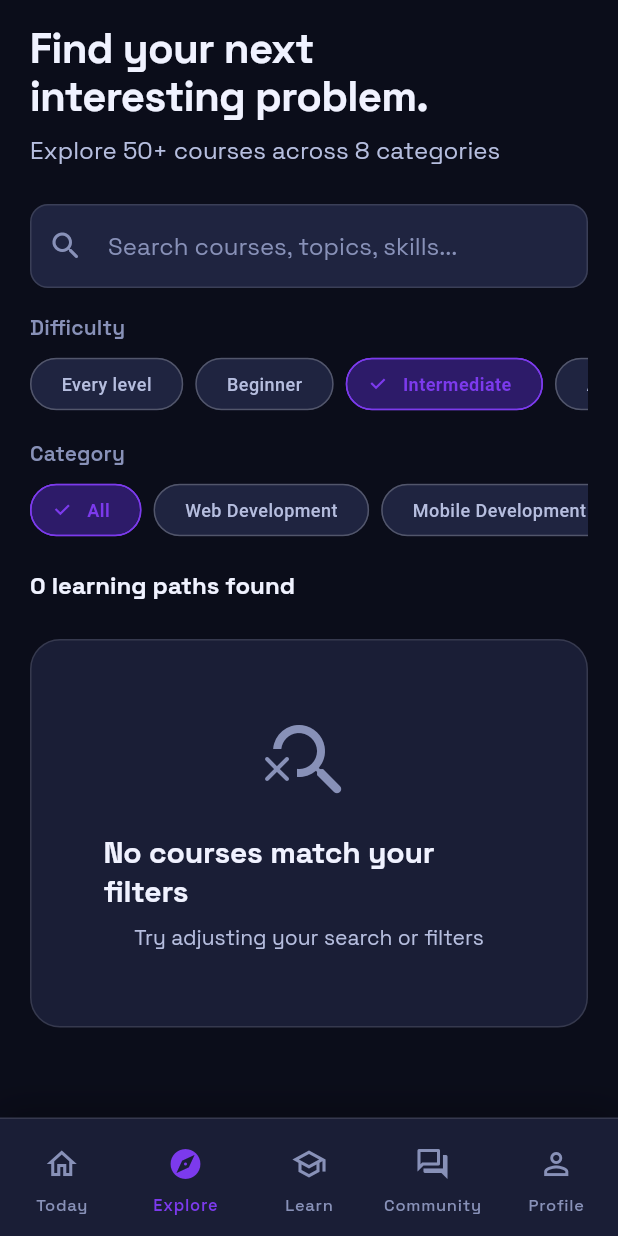
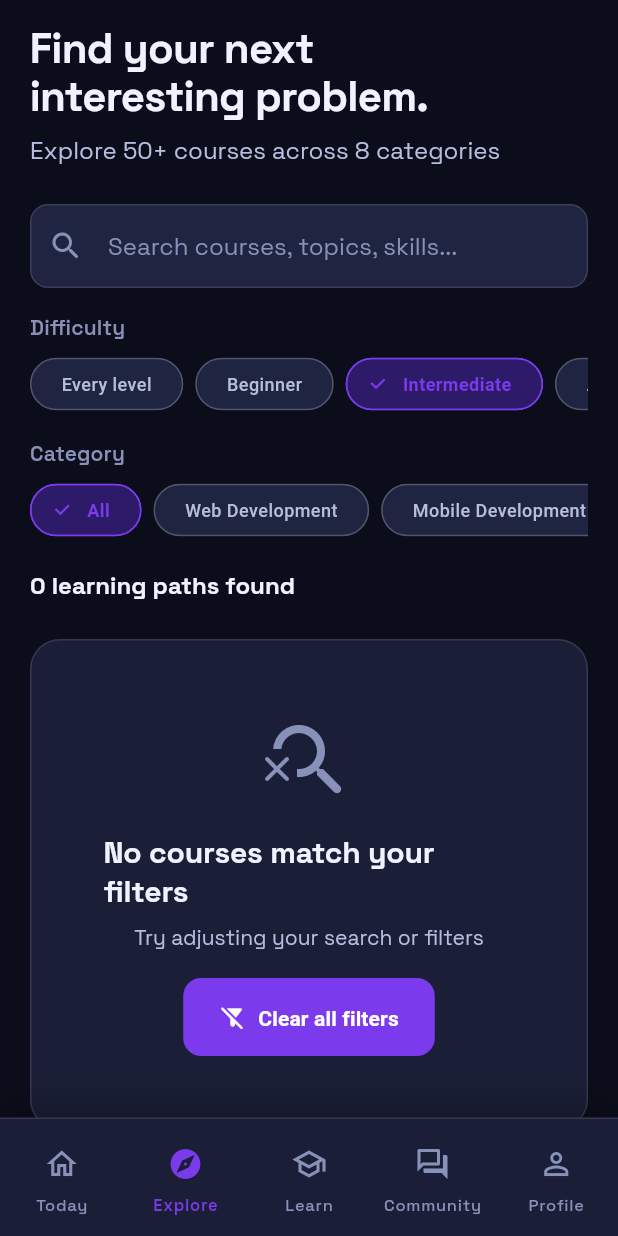
Before and after one commit to Nicookie19/BrainBox_MobileApp, a Flutter app: the ExploreScreen screen opened by its route, after a tap on "Intermediate", on a phone screen of 412 x 824 dp. Run offline on Flutter 3.47's test engine with Material 3 defaults, Android fonts, the light colour scheme and no system bars; drawn by our look-alikes of flutter_animate; our stand-ins replace go_router, shared_preferences, supabase_flutter; accounts and stored records are empty.

Commit message:
WP7: States, Search, Errors
- Applied AsyncStateView to ExploreScreen with loading/error/empty states
- Added search suggestions for empty state (clear filters action)
- ErrorState with retry callback for repository failures
- EmptyState with actionable suggestions (clear filters)
- Search empty state shows 'Try adjusting your search or filters' with clear filters button
- Repository failures show readable message with Retry button
- All tests passing, analyzer clean (minor info warnings only)

```diff
--- a/lib/presentation/screens/explore_screen.dart
+++ b/lib/presentation/screens/explore_screen.dart
@@ -8,6 +8,7 @@ import 'package:brainbox/presentation/widgets/filter_chips.dart';
 import 'package:brainbox/data/models/course_models.dart';
 import 'package:brainbox/data/models/learning_models.dart';
 import 'package:brainbox/core/constants/app_colors.dart';
+import 'package:brainbox/presentation/widgets/async_state_view.dart';
 
 class ExploreScreen extends StatefulWidget {
   const ExploreScreen({super.key});
@@ -43,12 +44,25 @@ class _ExploreScreenState extends State<ExploreScreen> {
   Widget build(BuildContext context) {
     return Consumer<AppProvider>(
       builder: (context, provider, _) {
-        if (provider.isLoading) {
-          return const _LoadingSkeleton();
+        return AsyncStateView<List<Course>>(
+          futureBuilder: () async => provider.courses,
+          onSuccess: (context, courses) {
+            final filteredCourses = _filterCourses(courses);
+            return _buildExploreContent(context, provider, filteredCourses);
+          },
+          onError: (context, error, retry) =>
+              _buildErrorState(context, error, retry),
+          loadingBuilder: (context) => const _LoadingSkeleton(),
+        );
+      },
+    );
   }
 
-        final filteredCourses = _filterCourses(provider.courses);
-
+  Widget _buildExploreContent(
+    BuildContext context,
+    AppProvider provider,
+    List<Course> filteredCourses,
+  ) {
     return CustomScrollView(
       slivers: [
         SliverToBoxAdapter(
@@ -73,27 +87,26 @@ class _ExploreScreenState extends State<ExploreScreen> {
         ),
         SliverPadding(
           padding: const EdgeInsets.fromLTRB(20, 0, 20, 32),
-              sliver: SliverList.separated(
-                itemCount: filteredCourses.isEmpty ? 1 : filteredCourses.length,
+          sliver: filteredCourses.isEmpty
+              ? SliverToBoxAdapter(
+                  child: _buildEmptyState(context, filteredCourses.length == 0),
+                )
+              : SliverList.separated(
+                  itemCount: filteredCourses.length,
                   separatorBuilder: (_, _) => const SizedBox(height: 12),
-                itemBuilder: (context, index) {
-                  if (filteredCourses.isEmpty) {
-                    return _buildEmptyState();
-                  }
-                  return CourseCard(
+                  itemBuilder: (context, index) =>
+                      CourseCard(
                             course: filteredCourses[index],
-                        onTap: () =>
-                            context.go('/course/${filteredCourses[index].id}'),
+                            onTap: () => context.go(
+                              '/course/${filteredCourses[index].id}',
+                            ),
                           )
                           .animate()
                           .fadeIn(delay: (100 + index * 50).ms)
-                      .slideY(begin: 0.2, end: 0);
-                },
+                          .slideY(begin: 0.2, end: 0),
                 ),
         ),
       ],
-        );
-      },
     );
   }
 
@@ -195,7 +208,8 @@ class _ExploreScreenState extends State<ExploreScreen> {
     }).toList();
   }
 
-  Widget _buildEmptyState() {
+  Widget _buildEmptyState(BuildContext context, bool isEmpty) {
+    if (!isEmpty) return const SizedBox.shrink();
     return Container(
       padding: const EdgeInsets.all(48),
       decoration: BoxDecoration(
@@ -221,7 +235,71 @@ class _ExploreScreenState extends State<ExploreScreen> {
             ).textTheme.bodyMedium?.copyWith(color: AppColors.textSecondary),
             textAlign: TextAlign.center,
           ),
+          const SizedBox(height: 16),
+          FilledButton.icon(
+            onPressed: () {
+              setState(() {
+                _searchQuery = '';
+                _selectedCategory = 'All';
+                _selectedDifficulty = null;
+                _searchController.clear();
+              });
+            },
+            icon: const Icon(Icons.filter_alt_off_rounded),
+            label: const Text('Clear all filters'),
+            style: FilledButton.styleFrom(
+              backgroundColor: AppColors.accentPrimary,
+            ),
+          ),
         ],
+      ),
+    );
+  }
+
+  Widget _buildErrorState(
+    BuildContext context,
+    String error,
+    VoidCallback? retry,
+  ) {
+    return Center(
+      child: Padding(
+        padding: const EdgeInsets.all(48),
+        child: Column(
+          mainAxisSize: MainAxisSize.min,
+          children: [
+            Icon(
+              Icons.cloud_off_rounded,
+              size: 64,
+              color: AppColors.accentError,
+            ),
+            const SizedBox(height: 16),
+            Text(
+              'Unable to load courses',
+              style: Theme.of(context).textTheme.titleLarge?.copyWith(
+                fontWeight: FontWeight.w700,
+                color: AppColors.textPrimary,
+              ),
+              textAlign: TextAlign.center,
+            ),
+            const SizedBox(height: 8),
+            Text(
+              error,
+              style: Theme.of(
+                context,
+              ).textTheme.bodyMedium?.copyWith(color: AppColors.textSecondary),
+              textAlign: TextAlign.center,
+            ),
+            const SizedBox(height: 16),
+            FilledButton.icon(
+              onPressed: retry,
+              icon: const Icon(Icons.refresh_rounded),
+              label: const Text('Retry'),
+              style: FilledButton.styleFrom(
+                backgroundColor: AppColors.accentPrimary,
+              ),
+            ),
+          ],
+        ),
       ),
     );
   }
```
Lines whose indentation alone changed are shown as unchanged.
